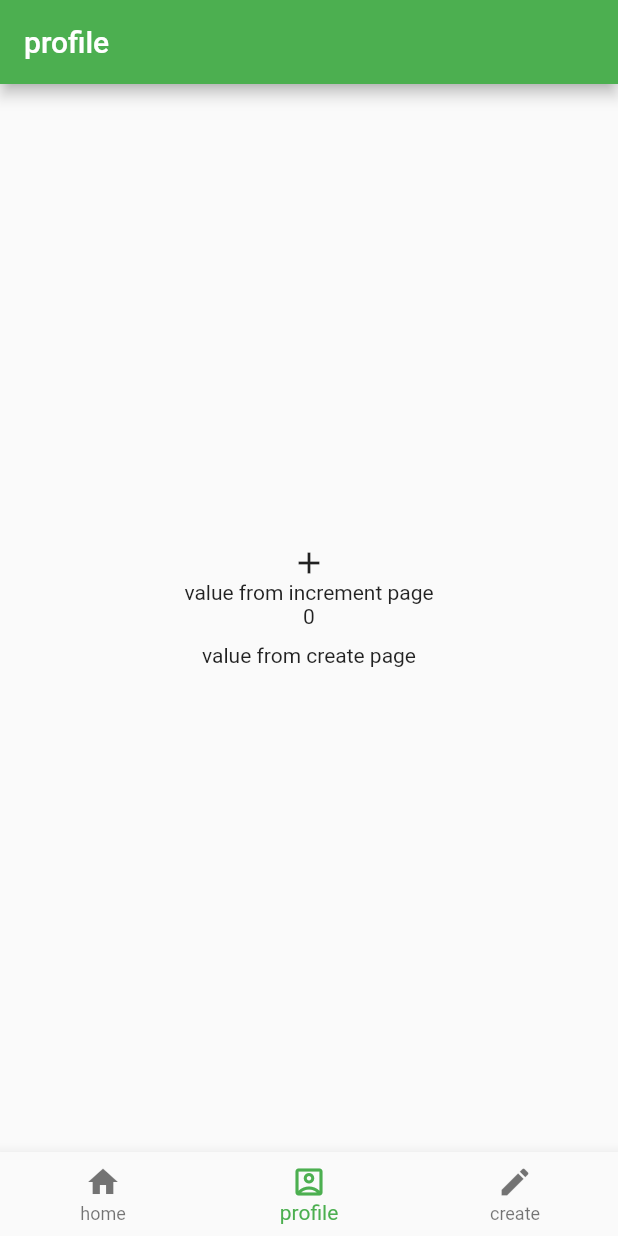
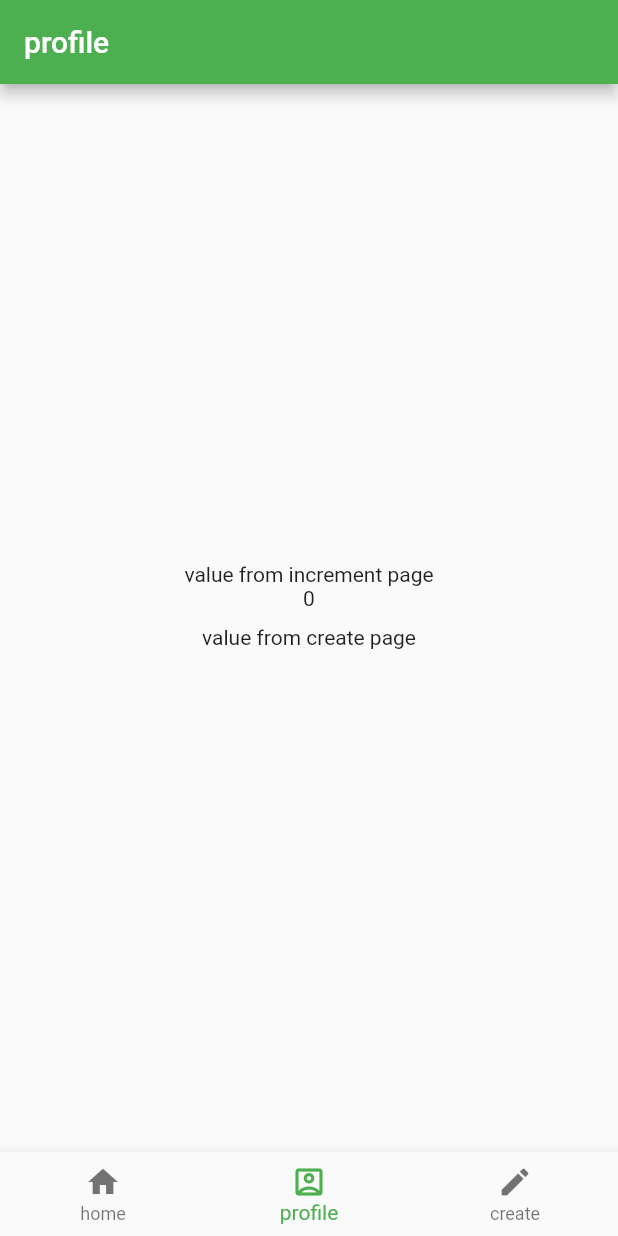
Before and after one commit to taukirXi/multi_page_redux, a Flutter app: the screen it shows after launch, item 2 of the bottom bar chosen, on a phone screen of 412 x 824 dp. Run offline on Flutter 3.47's test engine with Material 2 defaults, Android fonts, the phone set to English and light mode, and no system bars; our stand-ins replace flutter_redux, redux.

```diff
--- a/lib/pages/profile.dart
+++ b/lib/pages/profile.dart
@@ -17,21 +17,10 @@ class _ProfileState extends State<Profile> {
       appBar: AppBar(
         title: Text('profile'),
       ),
-      body: Column(
+      body: Center(
+        child: Column(
           mainAxisAlignment: MainAxisAlignment.center,
-        // crossAxisAlignment: CrossAxisAlignment.center,
           children: [
-          Center(
-            child: InkWell(
-              onTap: () {
-                Navigator.push(
-                  context,
-                  MaterialPageRoute(builder: (context) => Create()),
-                );
-              },
-              child: Icon(Icons.add),
-            ),
-          ),
             Text('value from increment page'),
             StoreConnector<AppState, AppState>(
               converter: (store) => store.state,
@@ -45,6 +34,7 @@ class _ProfileState extends State<Profile> {
                 builder: (_, state) => Text('${state.createState.text}'),)
           ],
         ),
+      ),
     );
   }
 }
--- a/lib/redux/create/create_state.dart
+++ b/lib/redux/create/create_state.dart
@@ -1,3 +1,4 @@
+
 class CreateState {
   String text;
 
```
Also changed, not shown: lib/pages/create.dart (+4 -4 lines), lib/redux/app/reducers.dart (+0 -8 lines). Lines whose indentation alone changed are shown as unchanged.
